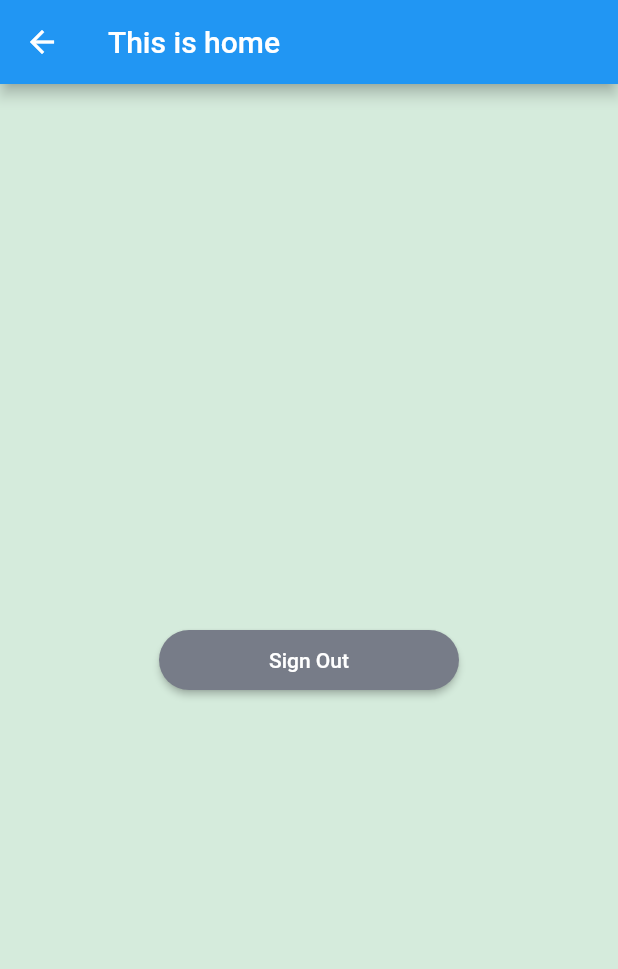
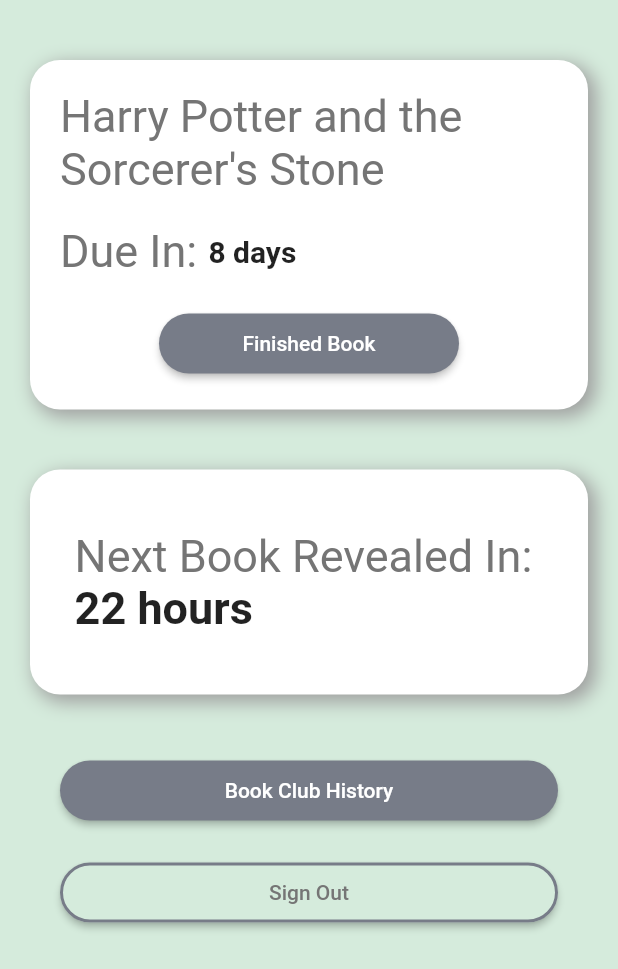
Before and after one commit to sarrietav-dev/bookclub, a Flutter app: the Home screen opened directly, on a phone screen of 412 x 824 dp. Shown: the top 969 px of the screen. Run offline on Flutter 3.47's test engine with Material 2 defaults, Android fonts, the phone set to English and light mode, and no system bars; our stand-ins replace cloud_firestore, firebase_auth, firebase_core, google_sign_in; accounts and stored records are empty.

Commit message:
feat: style home widgets

```diff
--- a/lib/pages/home/home.dart
+++ b/lib/pages/home/home.dart
@@ -1,5 +1,6 @@
 import 'package:bookclub/pages/login/login.dart';
 import 'package:bookclub/providers/current_user.dart';
+import 'package:bookclub/widgets/app_card.dart';
 import 'package:flutter/material.dart';
 import 'package:provider/provider.dart';
 
@@ -10,21 +11,105 @@ class Home extends StatelessWidget {
   @override
   Widget build(BuildContext context) {
     return Scaffold(
-      appBar: AppBar(
-        title: const Text("This is home"),
-      ),
-      body: Center(
-        child: ElevatedButton(
-          onPressed: () async {
-            CurrentUser currentUser =
-                Provider.of<CurrentUser>(context, listen: false);
-            await currentUser.signOut();
-            Navigator.of(context)
-                .pushNamedAndRemoveUntil(Login.routeName, (route) => false);
-          },
-          child: const Text("Sign Out"),
-        ),
+      body: ListView(
+        children: [
+          const SizedBox(
+            height: 20,
+          ),
+          Padding(
+            padding: const EdgeInsets.all(20.0),
+            child: AppCard(
+                child: Column(
+              children: [
+                Text(
+                  "Harry Potter and the Sorcerer's Stone",
+                  style: TextStyle(fontSize: 30, color: Colors.grey.shade600),
+                ),
+                Padding(
+                  padding: const EdgeInsets.symmetric(vertical: 20),
+                  child: Row(
+                    children: [
+                      Text(
+                        "Due In: ",
+                        style: TextStyle(
+                            fontSize: 30, color: Colors.grey.shade600),
+                      ),
+                      const Text(
+                        "8 days",
+                        style: TextStyle(
+                            fontSize: 20, fontWeight: FontWeight.bold),
+                      )
+                    ],
+                  ),
+                ),
+                ElevatedButton(
+                    onPressed: () {},
+                    child: const Text(
+                      "Finished Book",
+                      style: TextStyle(color: Colors.white),
+                    ))
+              ],
+            )),
+          ),
+          Padding(
+            padding: const EdgeInsets.all(20.0),
+            child: AppCard(
+                child: Column(
+              children: [
+                Padding(
+                  padding: const EdgeInsets.symmetric(vertical: 20),
+                  child: Column(
+                    crossAxisAlignment: CrossAxisAlignment.start,
+                    children: [
+                      Text(
+                        "Next Book Revealed In: ",
+                        style: TextStyle(
+                            fontSize: 30, color: Colors.grey.shade600),
+                      ),
+                      const Text(
+                        "22 hours",
+                        style: TextStyle(
+                            fontSize: 30, fontWeight: FontWeight.bold),
+                      )
+                    ],
+                  ),
+                ),
+              ],
+            )),
+          ),
+          Padding(
+            padding:
+                const EdgeInsets.symmetric(horizontal: 40.0, vertical: 20.0),
+            child: ElevatedButton(
+              onPressed: () {},
+              child: const Text("Book Club History"),
+            ),
+          ),
+          Padding(
+            padding: const EdgeInsets.symmetric(horizontal: 40),
+            child: ElevatedButton(
+              onPressed: () => _signOut(context),
+              child: Text(
+                "Sign Out",
+                style: TextStyle(color: Colors.grey.shade600),
+              ),
+              style: ElevatedButton.styleFrom(
+                  primary: Theme.of(context).canvasColor,
+                  shape: RoundedRectangleBorder(
+                      borderRadius: BorderRadius.circular(20)),
+                  side: BorderSide(
+                      color: Theme.of(context).secondaryHeaderColor, width: 2)),
+            ),
+          )
+        ],
       ),
     );
   }
+
+  void _signOut(BuildContext context) async {
+    CurrentUser currentUser = Provider.of<CurrentUser>(context, listen: false);
+    await currentUser.signOut();
+    Navigator.of(context)
+        .pushNamedAndRemoveUntil(Login.routeName, (route) => false);
+  }
 }
```
